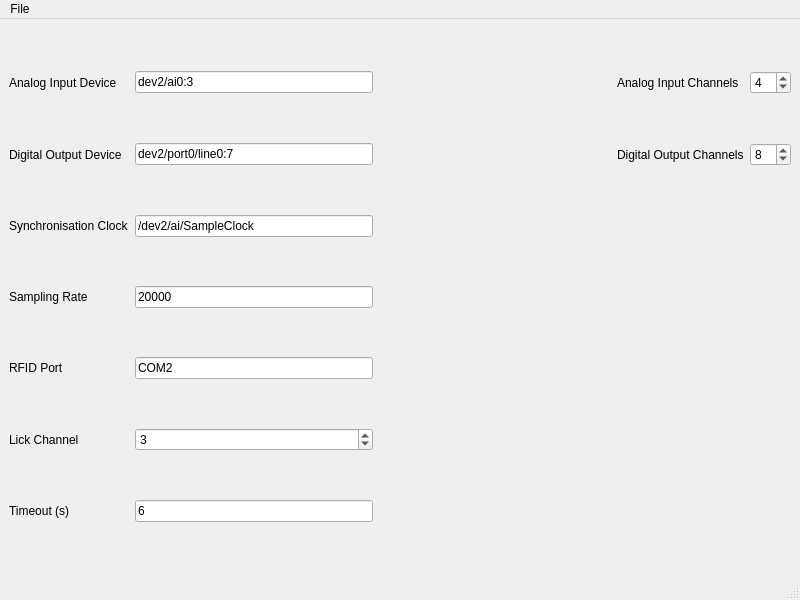
Qt form UI/HardwareWindow.ui (RoboDoig/autonomouse-control) before a commit.
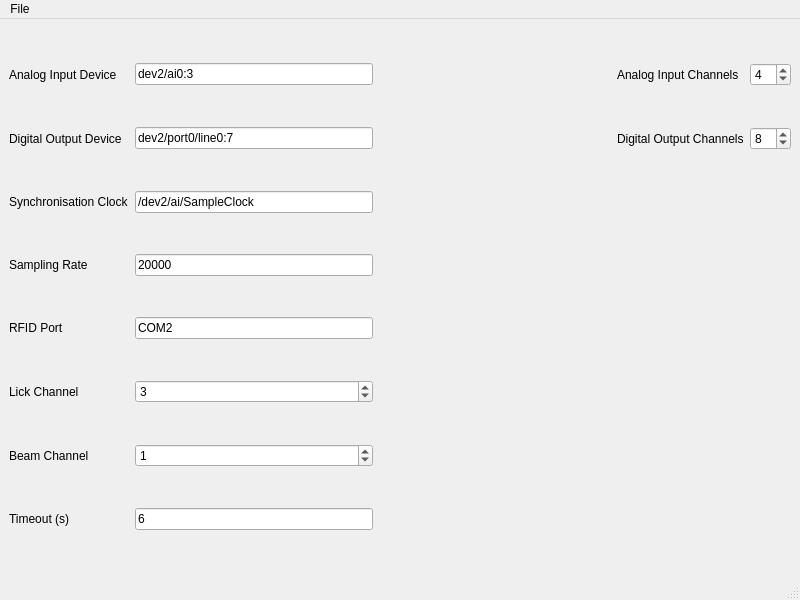
The same form after that commit.

Commit message: Beam channel edit

```diff
--- a/UI/HardwareWindow.ui
+++ b/UI/HardwareWindow.ui
@@ -155,20 +155,37 @@
       </property>
      </widget>
     </item>
-    <item row="6" column="0">
+    <item row="7" column="0">
      <widget class="QLabel" name="label_9">
       <property name="text">
        <string>Timeout (s)</string>
       </property>
      </widget>
     </item>
-    <item row="6" column="1">
+    <item row="7" column="1">
      <widget class="QLineEdit" name="timeoutEdit">
       <property name="text">
        <string>6</string>
       </property>
      </widget>
     </item>
+    <item row="6" column="0">
+     <widget class="QLabel" name="label_10">
+      <property name="text">
+       <string>Beam Channel</string>
+      </property>
+     </widget>
+    </item>
+    <item row="6" column="1">
+     <widget class="QSpinBox" name="beamChannelSpin">
+      <property name="maximum">
+       <number>31</number>
+      </property>
+      <property name="value">
+       <number>1</number>
+      </property>
+     </widget>
+    </item>
    </layout>
   </widget>
   <widget class="QMenuBar" name="menubar">
```
Left out of the diff: 120 changed lines with no effect on the pictures. The commit also changes 2 other files.
